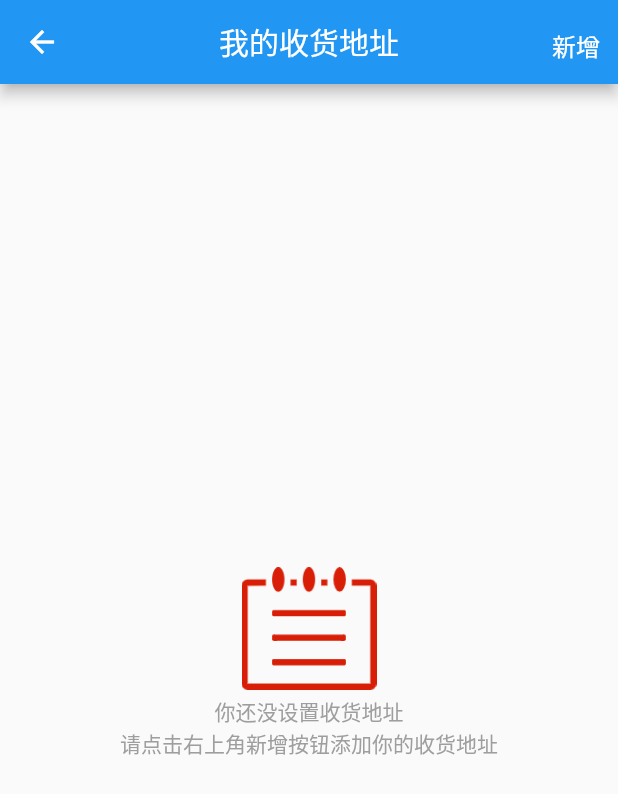
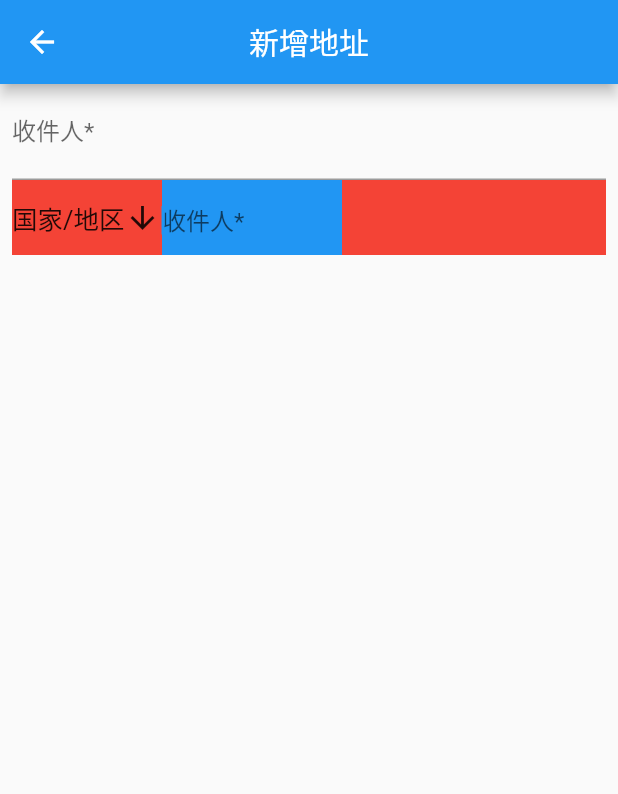
Before and after one commit to pangwenji/shenzhouapp, a Flutter app: the SetAddress screen opened by its route, after a tap on "新增", on a phone screen of 412 x 824 dp. Shown: the top 794 px of the screen. Run offline on Flutter 3.47's test engine with Material 2 defaults, Android fonts, the phone set to English and light mode, and no system bars; our stand-ins replace fluro, flutter_screenutil, flutter_swiper, get.

Commit message:
2021-11-18

```diff
--- /dev/null
+++ b/lib/pages/new_address.dart
@@ -0,0 +1,104 @@
+import 'package:flutter/material.dart';
+import 'package:flutter_screenutil/flutter_screenutil.dart';
+
+class NewAddress extends StatefulWidget {
+  NewAddress({Key? key}) : super(key: key);
+
+  @override
+  _NewAddressState createState() => _NewAddressState();
+}
+
+class _NewAddressState extends State<NewAddress> {
+  GlobalKey _key = GlobalKey<FormState>();
+  TextEditingController _controller = TextEditingController();
+  final _bottomSheetScaffoldKey = GlobalKey<ScaffoldState>();
+
+  // _openBottomSheet() {
+
+  //     return showModalBottomSheet(
+  //       child: Container(
+  //         height: ScreenUtil().setHeight(450),
+  //         width:MediaQuery.of(context).size.width,
+  //         color: Colors.blue,
+  //         child: Text('底部'),
+  //       ),
+  //     );
+  //   });
+  // }
+
+  Future _openModalBottomSheet() async {
+    final String option = await showModalBottomSheet(
+        context: context,
+        builder: (BuildContext context) {
+        return  Container(
+            height: ScreenUtil().setHeight(450),
+            width: MediaQuery.of(context).size.width,
+            color: Colors.blue,
+            child: Text('底部'),
+          );
+        });
+  }
+
+  @override
+  Widget build(BuildContext context) {
+    return Scaffold(
+        key: _bottomSheetScaffoldKey,
+        appBar: AppBar(
+          title: Text('新增地址'),
+          centerTitle: true,
+        ),
+        body: Form(
+            key: _key,
+            // autovalidateMode: AutovalidateMode.onUserInteraction,
+            child: Container(
+              padding: EdgeInsets.only(left: 8, right: 8),
+              child: Column(
+                children: [
+                  TextFormField(
+                    autofocus: false,
+                    controller: _controller,
+                    decoration: InputDecoration(
+                      labelText: '收件人*',
+                      hintText: '收件人*',
+                    ),
+                  ),
+                  Container(
+                    color: Colors.red,
+                    height: 50,
+                    child: Row(
+                      children: [
+                        Container(
+                            width: 100,
+                            height: 50,
+                            child: InkWell(
+                              onTap: () {
+                                _openModalBottomSheet();
+                              },
+                              child: Row(
+                                crossAxisAlignment: CrossAxisAlignment.center,
+                                children: [
+                                  Text('国家/地区', style: TextStyle(fontSize: 17)),
+                                  Icon(Icons.arrow_downward)
+                                ],
+                              ),
+                            )),
+                        Container(
+                          width: 120,
+                          color: Colors.blue,
+                          child: TextFormField(
+                            autofocus: true,
+                            controller: _controller,
+                            decoration: InputDecoration(
+                              labelText: '收件人*',
+                              hintText: '收件人*',
+                            ),
+                          ),
+                        )
+                      ],
+                    ),
+                  )
+                ],
+              ),
+            )));
+  }
+}
--- a/lib/pages/set_address.dart
+++ b/lib/pages/set_address.dart
@@ -1,4 +1,6 @@
 import 'package:flutter/material.dart';
+import 'package:get/get.dart';
+import 'package:shenzhouapp/router/routes.dart';
 
 class SetAddress extends StatelessWidget {
   const SetAddress({Key? key}) : super(key: key);
@@ -17,7 +19,9 @@ class SetAddress extends StatelessWidget {
                 '新增',
                 style: TextStyle(fontSize: 16),
               ),
-              onTap: () {},
+              onTap: () {
+                Get.toNamed(Routes.newAddress);
+              },
             ),
           )
         ],
@@ -44,11 +48,9 @@ class SetAddress extends StatelessWidget {
   }
 
   Widget _text(title) {
-    return Text(title,
-        style: TextStyle(
-              fontSize: 14,
-              color: Colors.grey
-            ),
+    return Text(
+      title,
+      style: TextStyle(fontSize: 14, color: Colors.grey),
     );
   }
 }
--- a/lib/router/pages.dart
+++ b/lib/router/pages.dart
@@ -4,6 +4,7 @@ import 'package:shenzhouapp/pages/coupon.dart';
 import 'package:shenzhouapp/pages/goodsStatus.dart';
 import 'package:shenzhouapp/pages/home.dart';
 import 'package:shenzhouapp/pages/my_order.dart';
+import 'package:shenzhouapp/pages/new_address.dart';
 import 'package:shenzhouapp/pages/novice_tutorial.dart';
 import 'package:shenzhouapp/pages/registered_goods.dart';
 import 'package:shenzhouapp/pages/savings_deposit_card.dart';
@@ -14,6 +15,11 @@ import 'package:shenzhouapp/router/routes.dart';
 
 class Pages {
   static final routes = [
+     GetPage(
+        name: Routes.newAddress,
+        page: ()=>NewAddress(),
+        transition: Transition.fadeIn
+      ),
       GetPage(
         name: Routes.home,
         page: ()=>HomePage(),
--- a/lib/router/routes.dart
+++ b/lib/router/routes.dart
@@ -15,5 +15,6 @@ class Routes {
   static String distributionMode = '/distributionMode';
   static String home = '/';
   static String volumeTrial = '/volumeTrial';
+  static String newAddress = '/newAddress';
 
 }
```
Also changed, not shown: 3 other files.
